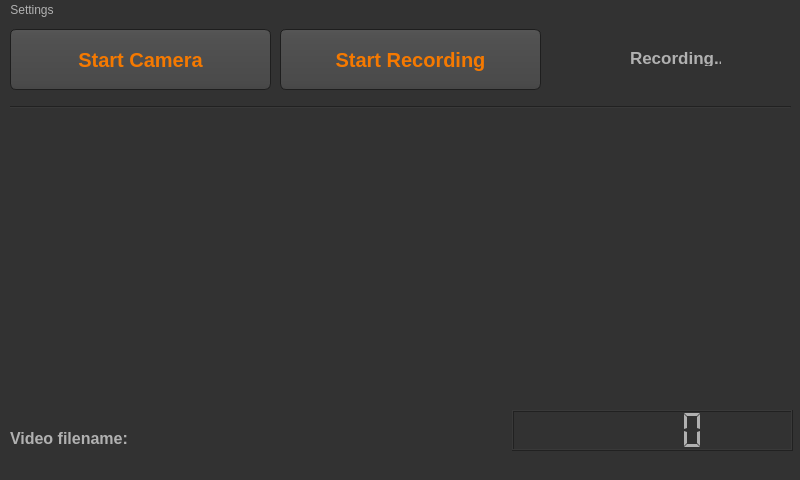
This is mainUI.ui in bihut/CaletaSoftware as Qt 5 draws it before an edit. The edited form follows.
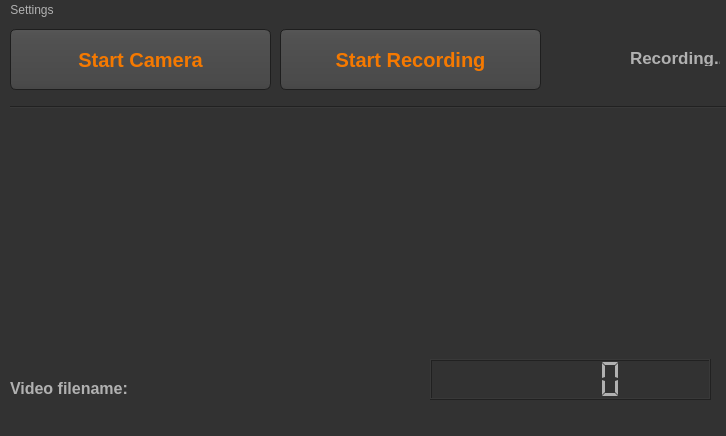
This is the edited form. Icons and pictures are not drawn.

What changed in the file:
```diff
--- a/mainUI.ui
+++ b/mainUI.ui
@@ -6,8 +6,8 @@
    <rect>
     <x>0</x>
     <y>0</y>
-    <width>800</width>
-    <height>480</height>
+    <width>726</width>
+    <height>436</height>
    </rect>
   </property>
   <property name="windowTitle">
@@ -626,8 +626,8 @@
      <rect>
       <x>20</x>
       <y>100</y>
-      <width>770</width>
-      <height>290</height>
+      <width>681</width>
+      <height>231</height>
      </rect>
     </property>
     <property name="text">
@@ -638,7 +638,7 @@
     <property name="geometry">
      <rect>
       <x>10</x>
-      <y>410</y>
+      <y>360</y>
       <width>121</width>
       <height>19</height>
      </rect>
@@ -663,7 +663,7 @@
      <rect>
       <x>630</x>
       <y>30</y>
-      <width>91</width>
+      <width>90</width>
       <height>17</height>
      </rect>
     </property>
@@ -700,8 +700,8 @@
     <property name="geometry">
      <rect>
       <x>140</x>
-      <y>410</y>
-      <width>361</width>
+      <y>360</y>
+      <width>280</width>
       <height>17</height>
      </rect>
     </property>
@@ -712,8 +712,8 @@
    <widget class="QLCDNumber" name="watchcounter">
     <property name="geometry">
      <rect>
-      <x>512</x>
-      <y>391</y>
+      <x>430</x>
+      <y>340</y>
       <width>281</width>
       <height>41</height>
      </rect>
@@ -747,7 +747,7 @@
     <rect>
      <x>0</x>
      <y>0</y>
-     <width>800</width>
+     <width>726</width>
      <height>22</height>
     </rect>
    </property>
```
